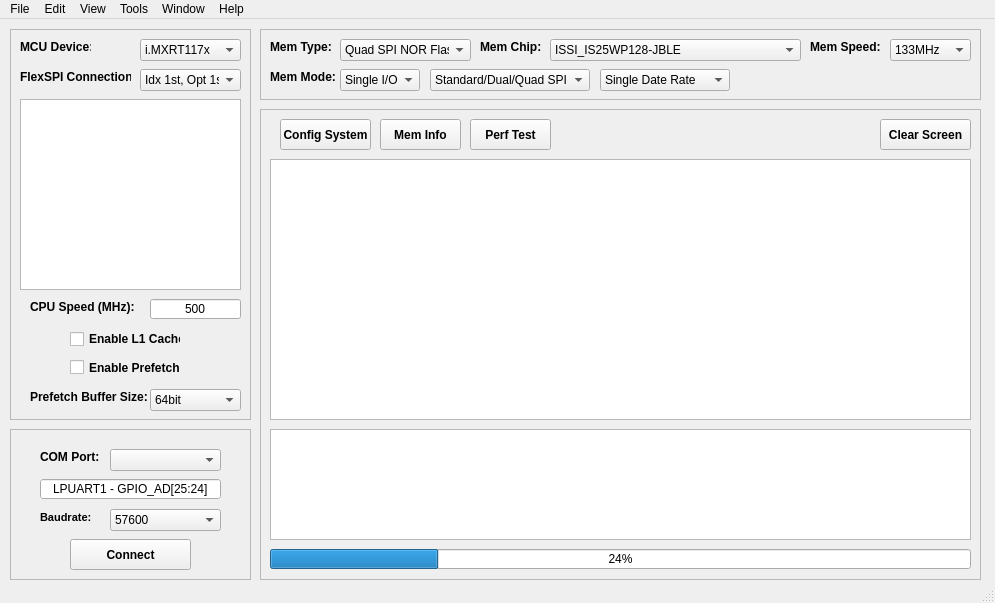
JayHeng/MCU-MemTestUtility, file gui/NXP-MCUMemTester.ui: the form before one commit.
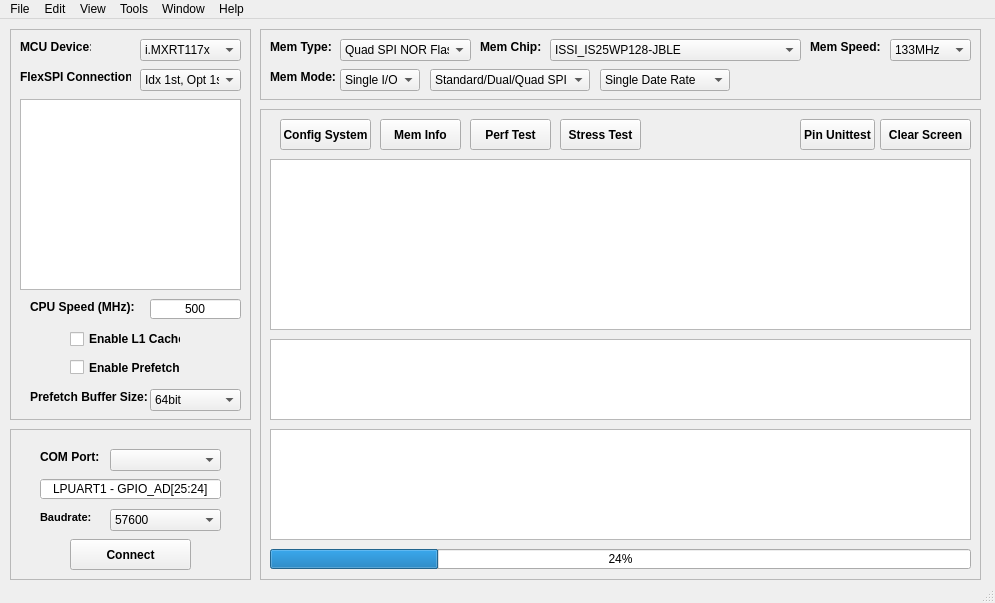
The form after the commit.

```diff
--- a/gui/NXP-MCUMemTester.ui
+++ b/gui/NXP-MCUMemTester.ui
@@ -643,9 +643,15 @@
        <x>10</x>
        <y>50</y>
        <width>701</width>
-       <height>261</height>
+       <height>171</height>
       </rect>
      </property>
+     <property name="font">
+      <font>
+       <weight>75</weight>
+       <bold>true</bold>
+      </font>
+     </property>
      <property name="frameShadow">
       <enum>QFrame::Plain</enum>
      </property>
@@ -733,6 +739,54 @@
       <string>Clear Screen</string>
      </property>
     </widget>
+    <widget class="QPushButton" name="pushButton_stressTest">
+     <property name="geometry">
+      <rect>
+       <x>300</x>
+       <y>10</y>
+       <width>81</width>
+       <height>31</height>
+      </rect>
+     </property>
+     <property name="font">
+      <font>
+       <weight>75</weight>
+       <bold>true</bold>
+      </font>
+     </property>
+     <property name="text">
+      <string>Stress Test</string>
+     </property>
+    </widget>
+    <widget class="QPushButton" name="pushButton_pinUnittest">
+     <property name="geometry">
+      <rect>
+       <x>540</x>
+       <y>10</y>
+       <width>75</width>
+       <height>31</height>
+      </rect>
+     </property>
+     <property name="font">
+      <font>
+       <weight>75</weight>
+       <bold>true</bold>
+      </font>
+     </property>
+     <property name="text">
+      <string>Pin Unittest</string>
+     </property>
+    </widget>
+    <widget class="QGraphicsView" name="graphicsView">
+     <property name="geometry">
+      <rect>
+       <x>10</x>
+       <y>230</y>
+       <width>701</width>
+       <height>81</height>
+      </rect>
+     </property>
+    </widget>
    </widget>
   </widget>
   <widget class="QMenuBar" name="menubar">
```
